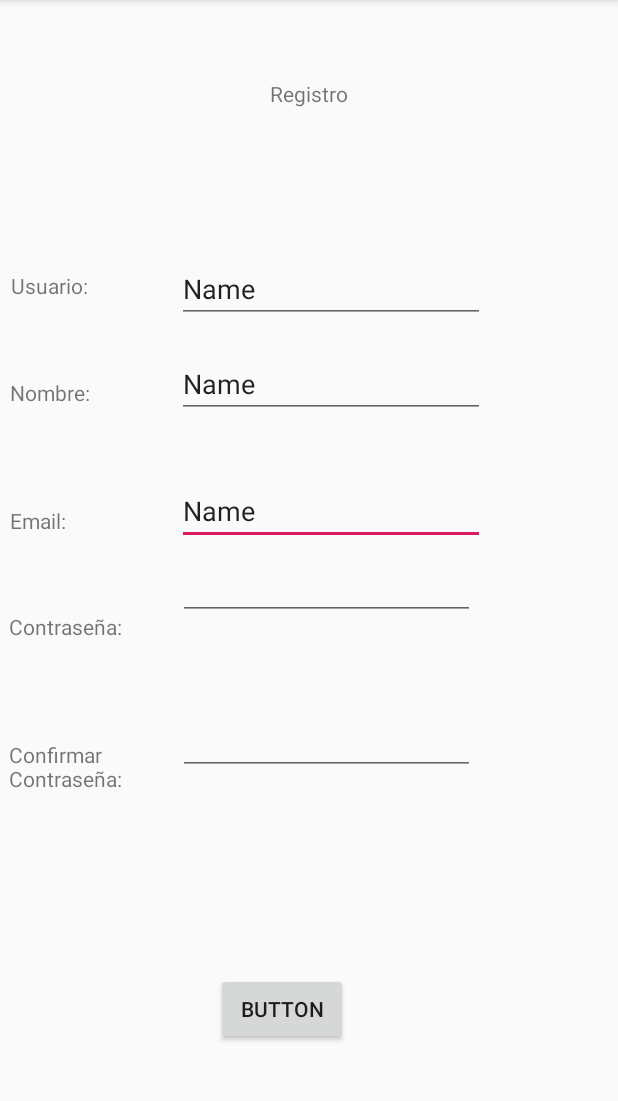
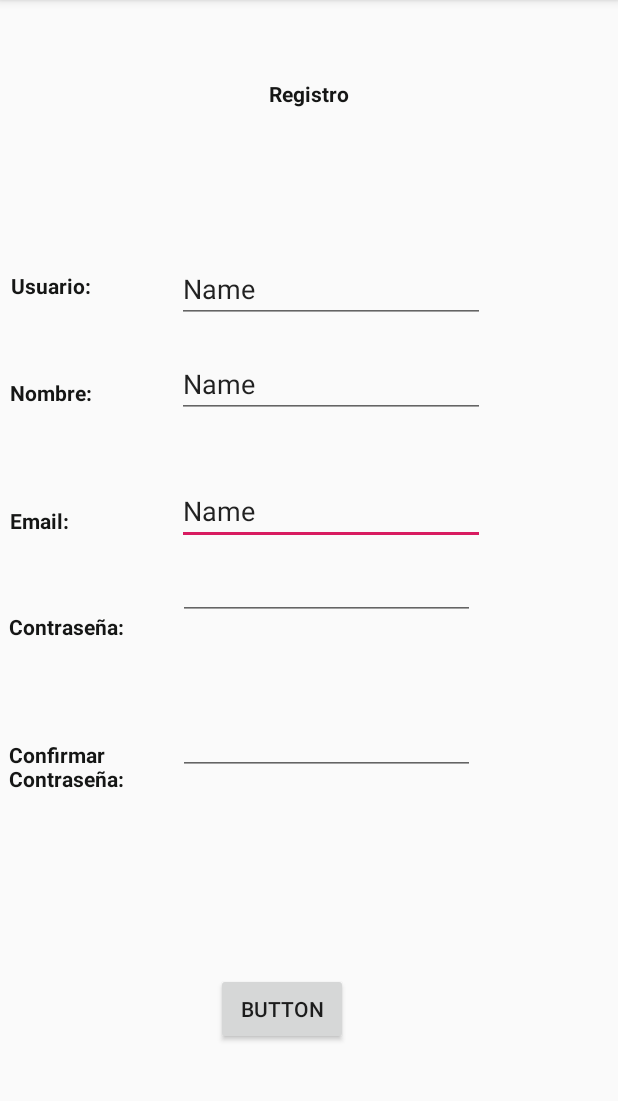
Before and after one commit to Pablogls2/MisTapasAndroid, an Android app: the fragment RegistroFragment shown on its own in the app's theme, on a phone screen of 412 x 824 dp, the part 84-1185 px from its top. Run offline under Robolectric (Android 15) with nearby library versions, the phone set to English and light mode, and no system bars.

Commit message:
Rama master con registro en proceso

```diff
--- a/app/src/main/java/com/example/mistapas/ui/registro/RegistroFragment.java
+++ b/app/src/main/java/com/example/mistapas/ui/registro/RegistroFragment.java
@@ -1,6 +1,5 @@
 package com.example.mistapas.ui.registro;
 
-import androidx.lifecycle.ViewModelProviders;
 import android.os.Bundle;
 import androidx.annotation.NonNull;
 import androidx.annotation.Nullable;
@@ -19,7 +18,7 @@ public class RegistroFragment extends Fragment {
     @Override
     public View onCreateView(@NonNull LayoutInflater inflater, @Nullable ViewGroup container,
                              @Nullable Bundle savedInstanceState) {
-        View root= inflater.inflate(R.layout.registro_fragment, container, false);
+        View root= inflater.inflate(R.layout.registro_activity, container, false);
 
         return root;
     }
--- a/app/src/main/java/com/example/mistapas/ui/rest/MisTapasRest.java
+++ b/app/src/main/java/com/example/mistapas/ui/rest/MisTapasRest.java
@@ -5,7 +5,9 @@ import com.example.mistapas.ui.modelos.Usuario;
 import java.util.List;
 
 import retrofit2.Call;
+import retrofit2.http.Body;
 import retrofit2.http.GET;
+import retrofit2.http.POST;
 import retrofit2.http.Path;
 
 public interface MisTapasRest {
@@ -19,4 +21,9 @@ public interface MisTapasRest {
     @GET("login/{nick}/{psw}")
     Call<Usuario> findUser(@Path("nick") String nick,@Path("psw") String psw);
 
+    // Crear un producto
+    //POST: http://localhost:8080/productos
+    @POST("productos/")
+    Call<Usuario> create(@Body Usuario user);
+
 }
--- a/app/src/main/res/layout/registro_fragment.xml
+++ b/app/src/main/res/layout/registro_activity.xml
@@ -11,7 +11,7 @@
             android:inputType="textPersonName"
             android:text="Name"
             android:ems="10"
-            android:id="@+id/editText3"
+            android:id="@+id/etRegistroEmail"
             app:layout_constraintStart_toStartOf="parent" app:layout_constraintEnd_toEndOf="parent"
             app:layout_constraintBottom_toBottomOf="parent" app:layout_constraintTop_toTopOf="parent"
             app:layout_constraintHorizontal_bias="0.572" app:layout_constraintVertical_bias="0.443"/>
@@ -21,7 +21,7 @@
             android:inputType="textPersonName"
             android:text="Name"
             android:ems="10"
-            android:id="@+id/editText2"
+            android:id="@+id/etRegistroNombre"
             app:layout_constraintStart_toStartOf="parent" app:layout_constraintEnd_toEndOf="parent"
             app:layout_constraintBottom_toBottomOf="parent" app:layout_constraintTop_toTopOf="parent"
             app:layout_constraintHorizontal_bias="0.572" app:layout_constraintVertical_bias="0.327"/>
@@ -32,7 +32,7 @@
             app:layout_constraintStart_toStartOf="parent" app:layout_constraintTop_toTopOf="parent"
             app:layout_constraintBottom_toBottomOf="parent" android:text="@string/registro_confirmpass"
             app:layout_constraintVertical_bias="0.677" app:layout_constraintEnd_toEndOf="parent"
-            app:layout_constraintHorizontal_bias="0.018"/>
+            app:layout_constraintHorizontal_bias="0.018" android:textColor="#151615" android:textStyle="bold"/>
     <TextView
             android:layout_width="68dp"
             android:layout_height="27dp"
@@ -40,7 +40,8 @@
             app:layout_constraintStart_toStartOf="parent" app:layout_constraintTop_toTopOf="parent"
             app:layout_constraintBottom_toBottomOf="parent" android:text="@string/registro_email"
             app:layout_constraintEnd_toEndOf="parent"
-            app:layout_constraintHorizontal_bias="0.02" app:layout_constraintVertical_bias="0.455"/>
+            app:layout_constraintHorizontal_bias="0.02" app:layout_constraintVertical_bias="0.455"
+            android:textColor="#151615" android:textStyle="bold"/>
     <TextView
             android:layout_width="68dp"
             android:layout_height="27dp"
@@ -48,14 +49,15 @@
             app:layout_constraintStart_toStartOf="parent" app:layout_constraintTop_toTopOf="parent"
             app:layout_constraintBottom_toBottomOf="parent" android:text="@string/registro_nombre"
             app:layout_constraintVertical_bias="0.34" app:layout_constraintEnd_toEndOf="parent"
-            app:layout_constraintHorizontal_bias="0.02"/>
+            app:layout_constraintHorizontal_bias="0.02" android:textColor="#151615" android:textStyle="bold"/>
     <TextView
             android:layout_width="wrap_content"
             android:layout_height="wrap_content"
             android:id="@+id/tvTituloRegistro" app:layout_constraintTop_toTopOf="parent"
             app:layout_constraintBottom_toBottomOf="parent" app:layout_constraintStart_toStartOf="parent"
             app:layout_constraintEnd_toEndOf="parent"
-            app:layout_constraintVertical_bias="0.07" android:text="@string/registro_tittle"/>
+            app:layout_constraintVertical_bias="0.07" android:text="@string/registro_tittle"
+            android:textColor="#151615" android:textStyle="bold"/>
     <TextView
             android:layout_width="68dp"
             android:layout_height="27dp"
@@ -63,7 +65,7 @@
             app:layout_constraintStart_toStartOf="parent" app:layout_constraintTop_toTopOf="parent"
             app:layout_constraintBottom_toBottomOf="parent" android:text="@string/registro_user"
             app:layout_constraintVertical_bias="0.244" app:layout_constraintEnd_toEndOf="parent"
-        app:layout_constraintHorizontal_bias="0.021"/>
+            app:layout_constraintHorizontal_bias="0.021" android:textColor="#151615" android:textStyle="bold"/>
     <TextView
             android:layout_width="92dp"
             android:layout_height="25dp"
@@ -71,14 +73,14 @@
             app:layout_constraintStart_toStartOf="parent" app:layout_constraintTop_toTopOf="parent"
             app:layout_constraintBottom_toBottomOf="parent" android:text="@string/registro_pass"
             app:layout_constraintVertical_bias="0.549" app:layout_constraintEnd_toEndOf="parent"
-            app:layout_constraintHorizontal_bias="0.018"/>
+            app:layout_constraintHorizontal_bias="0.018" android:textColor="#151615" android:textStyle="bold"/>
     <EditText
             android:layout_width="205dp"
             android:layout_height="41dp"
             android:inputType="textPersonName"
             android:text="Name"
             android:ems="10"
-            android:id="@+id/editText"
+            android:id="@+id/etRegistroUsuario"
             app:layout_constraintStart_toStartOf="parent" app:layout_constraintEnd_toEndOf="parent"
             app:layout_constraintBottom_toBottomOf="parent" app:layout_constraintTop_toTopOf="parent"
             app:layout_constraintHorizontal_bias="0.572" app:layout_constraintVertical_bias="0.239"/>
@@ -87,7 +89,7 @@
             android:layout_height="37dp"
             android:inputType="textPassword"
             android:ems="10"
-            android:id="@+id/editText4"
+            android:id="@+id/etRegistroPass"
             app:layout_constraintEnd_toEndOf="parent" app:layout_constraintStart_toStartOf="parent"
             app:layout_constraintTop_toTopOf="parent" android:layout_marginTop="376dp"
             app:layout_constraintHorizontal_bias="0.553" app:layout_constraintBottom_toBottomOf="parent"
@@ -97,7 +99,7 @@
             android:layout_height="37dp"
             android:inputType="textPassword"
             android:ems="10"
-            android:id="@+id/editText5"
+            android:id="@+id/etRegistroConfirm"
             app:layout_constraintEnd_toEndOf="parent" app:layout_constraintStart_toStartOf="parent"
             app:layout_constraintTop_toTopOf="parent" android:layout_marginTop="376dp"
             app:layout_constraintHorizontal_bias="0.553" app:layout_constraintBottom_toBottomOf="parent"
```
Lines whose indentation alone changed are shown as unchanged.
